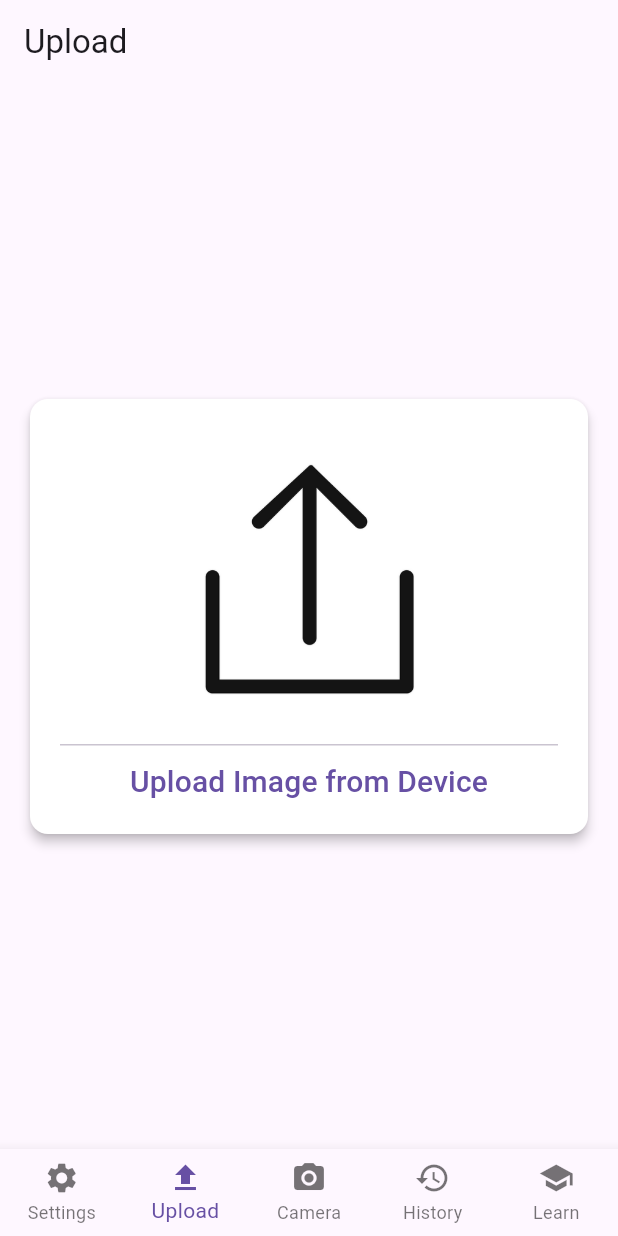
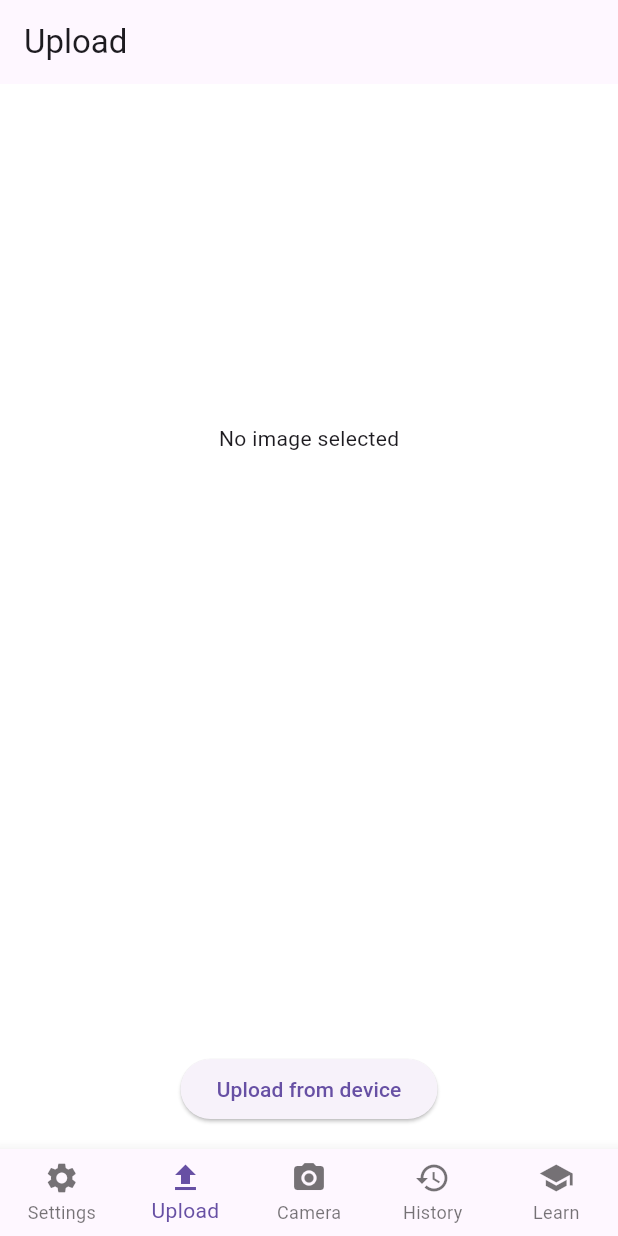
Before and after one commit to Sy-Nipun04/sign_language_interpreter, a Flutter app: the screen it shows after launch, item 2 of the bottom bar chosen, on a phone screen of 412 x 824 dp. Run offline on Flutter 3.47's test engine with Material 3 defaults, Android fonts, the phone set to English and light mode, and no system bars; our stand-ins replace camera, image_picker.

Commit message:
added image picker and removed model

```diff
--- a/assets/labels.txt
+++ /dev/null
@@ -1,4 +0,0 @@
-0 A
-1 B
-2 C
-3 D
--- a/lib/main.dart
+++ b/lib/main.dart
@@ -21,7 +21,7 @@ class _MyAppState extends State<MyApp> {
   int currentIndex = 2;
   final List<Widget> pages = [
     const SettingsPage(),
-    const UploadPage(),
+    UploadPage(),
     CapturePage(),
     const HistoryPage(),
     const LearnPage(),
--- a/lib/upload.dart
+++ b/lib/upload.dart
@@ -1,59 +1,63 @@
+import 'dart:io';
 import 'package:flutter/material.dart';
+import 'package:image_picker/image_picker.dart';
 
 class UploadPage extends StatefulWidget {
-  const UploadPage({super.key});
-
   @override
-  State<UploadPage> createState() => _UploadPageState();
+  _UploadPageState createState() => _UploadPageState();
 }
 
 class _UploadPageState extends State<UploadPage> {
-  int currentIndex = 1;
+  File? _image;
+  String output = "";
+
+  @override
+  void initState() {
+    super.initState();
+  }
+
+  Future<void> _pickImage() async {
+    final pickedFile =
+        await ImagePicker().pickImage(source: ImageSource.gallery);
+    if (pickedFile != null) {
+      setState(() {
+        _image = File(pickedFile.path);
+      });
+    }
+  }
+
   @override
   Widget build(BuildContext context) {
     return Scaffold(
-      appBar: AppBar(
-        title: const Text("Upload"),
-      ),
-      body: Expanded(
-          child: Column(mainAxisAlignment: MainAxisAlignment.center, children: [
-        Center(
-          child: Padding(
-            padding: const EdgeInsets.all(20),
-            child: ElevatedButton(
-              style: ElevatedButton.styleFrom(
-                elevation: 3,
-                padding: const EdgeInsets.all(20),
-                backgroundColor: Colors.white,
-                shape: RoundedRectangleBorder(
-                  borderRadius: BorderRadius.circular(12),
-                ),
-              ),
-              onPressed: () {},
-              child: Column(
-                children: [
-                  Image.asset(
-                    'assets/upload_img.png',
-                    height: 200,
-                    width: 200,
-                  ),
-                  const SizedBox(
-                    height: 10,
-                  ),
-                  const Divider(
-                    height: 1,
-                  ),
-                  const SizedBox(
-                    height: 10,
-                  ),
-                  const Text("Upload Image from Device",
-                      style: TextStyle(fontSize: 20)),
-                ],
+      backgroundColor: Colors.white,
+      appBar: AppBar(title: const Text("Upload")),
+      body: Column(
+        children: [
+          Expanded(
+            flex: 3,
+            child: _image == null
+                ? Center(child: Text("No image selected"))
+                : Image.file(_image!),
+          ),
+          Expanded(
+            flex: 1,
+            child: Center(
+              child: Text(
+                output,
+                style:
+                    const TextStyle(fontSize: 20, fontWeight: FontWeight.bold),
               ),
             ),
           ),
-        ),
-      ])),
+          Padding(
+            padding: const EdgeInsets.all(16.0),
+            child: ElevatedButton(
+              onPressed: _pickImage,
+              child: const Text("Upload from device"),
+            ),
+          ),
+        ],
+      ),
     );
   }
 }
--- a/pubspec.yaml
+++ b/pubspec.yaml
@@ -66,8 +66,6 @@ flutter:
   # To add assets to your application, add an assets section, like this:
   assets:
     - assets/
-    - assets/model.tflite
-    - assets/labels.txt
 
   # An image asset can refer to one or more resolution-specific "variants", see
   # https://flutter.dev/to/resolution-aware-images
```
Also changed, not shown: 5 other files.
